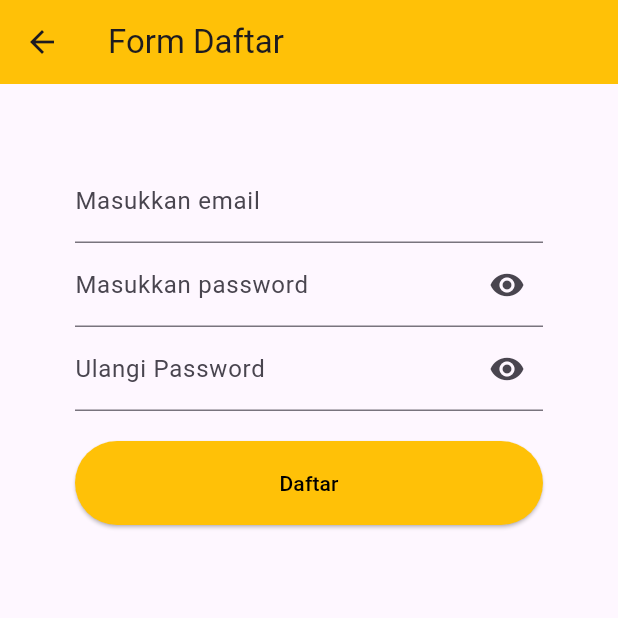
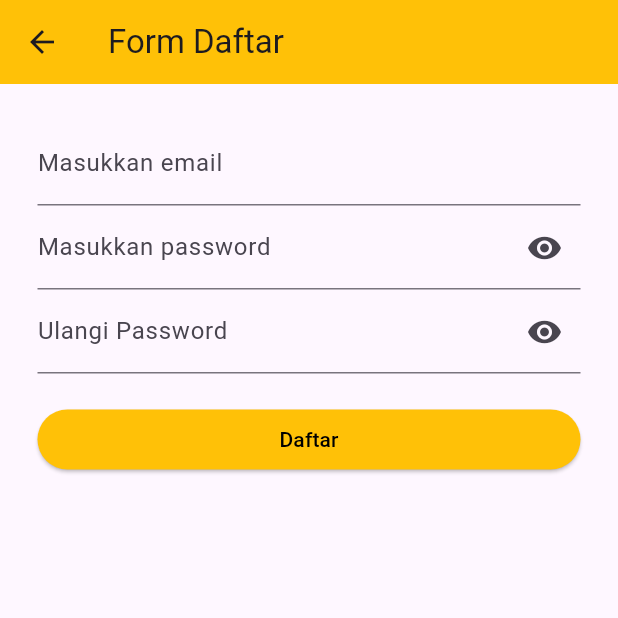
Before and after one commit to paijo-multiverse/belajarflutter1, a Flutter app: the screen it shows after launch, after a tap on "Daftar", on a phone screen of 412 x 824 dp, the top half of it. Run offline on Flutter 3.47's test engine with Material 3 defaults, Android fonts, the phone set to English and light mode, and no system bars; our stand-ins replace firebase_auth, firebase_core; accounts and stored records are empty.

Commit message:
'sudah selesai'

```diff
--- a/lib/daftar.dart
+++ b/lib/daftar.dart
@@ -23,7 +23,7 @@ class _DaftarState extends State<Daftar> {
         backgroundColor: Colors.amber,
       ),
       body: Padding(
-        padding: const EdgeInsets.all(50),
+        padding: const EdgeInsets.all(25),
         child: SingleChildScrollView(
           child: Form(
               key: _formKey,
@@ -105,7 +105,6 @@ class _DaftarState extends State<Daftar> {
                         }
                       },
                       style: ElevatedButton.styleFrom(
-                        padding: const EdgeInsets.symmetric(vertical: 18),
                         backgroundColor: Colors.amber,
                         foregroundColor: Colors.black,
                       ),
--- a/lib/login.dart
+++ b/lib/login.dart
@@ -1,5 +1,6 @@
 import 'package:belajar_login_firebase/daftar.dart';
 import 'package:belajar_login_firebase/lupa.dart';
+import 'package:firebase_auth/firebase_auth.dart';
 import 'package:flutter/material.dart';
 
 class Login extends StatefulWidget {
@@ -15,6 +16,17 @@ class _LoginState extends State<Login> {
   final _formKey = GlobalKey<FormState>();
   bool _sembunyi = true;
 
+  // method login
+  Future<void> masuk() async {
+    try {
+      await FirebaseAuth.instance.signInWithEmailAndPassword(
+          email: _emailController.text, password: _passwordkController.text);
+      print('Berhasil');
+    } on FirebaseAuthException catch (e) {
+      print(e);
+    }
+  }
+
   @override
   Widget build(BuildContext context) {
     return Scaffold(
@@ -24,7 +36,7 @@ class _LoginState extends State<Login> {
       ),
       body: SingleChildScrollView(
         child: Padding(
-          padding: const EdgeInsets.all(50),
+          padding: const EdgeInsets.all(25),
           child: Form(
             key: _formKey,
             child: Column(
@@ -72,7 +84,6 @@ class _LoginState extends State<Login> {
                     style: ElevatedButton.styleFrom(
                       backgroundColor: Colors.amber,
                       foregroundColor: Colors.black,
-                      padding: const EdgeInsets.symmetric(vertical: 18),
                     ),
                     child: const Text('Masuk'),
                   ),
@@ -94,7 +105,7 @@ class _LoginState extends State<Login> {
                     ),
                   ],
                 ),
-                const SizedBox(height: 5),
+                const SizedBox(height: 15),
                 SizedBox(
                   width: double.infinity,
                   child: ElevatedButton(
@@ -102,7 +113,6 @@ class _LoginState extends State<Login> {
                     style: ElevatedButton.styleFrom(
                       backgroundColor: Colors.amber,
                       foregroundColor: Colors.black,
-                      padding: const EdgeInsets.symmetric(vertical: 18),
                     ),
                     child: const Text('Masuk dengan google'),
                   ),
```
Also changed, not shown: lib/lupa.dart (+44 -1 lines).
